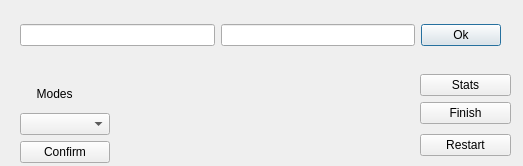
Qt form LW_APP/dialog.ui (Sautenko-Andrey/learn_words_app) before a commit.
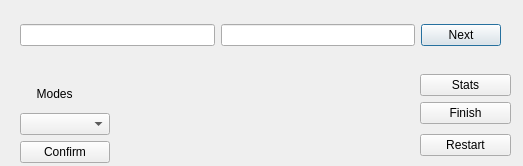
The same form after that commit.

```diff
--- a/LW_APP/dialog.ui
+++ b/LW_APP/dialog.ui
@@ -52,7 +52,7 @@
     <item>
      <widget class="QPushButton" name="pushButton">
       <property name="text">
-       <string>Ok</string>
+       <string>Next</string>
       </property>
      </widget>
     </item>
@@ -95,7 +95,7 @@
     </item>
    </layout>
   </widget>
-  <widget class="QWidget" name="">
+  <widget class="QWidget" name="layoutWidget">
    <property name="geometry">
     <rect>
      <x>420</x>
```
